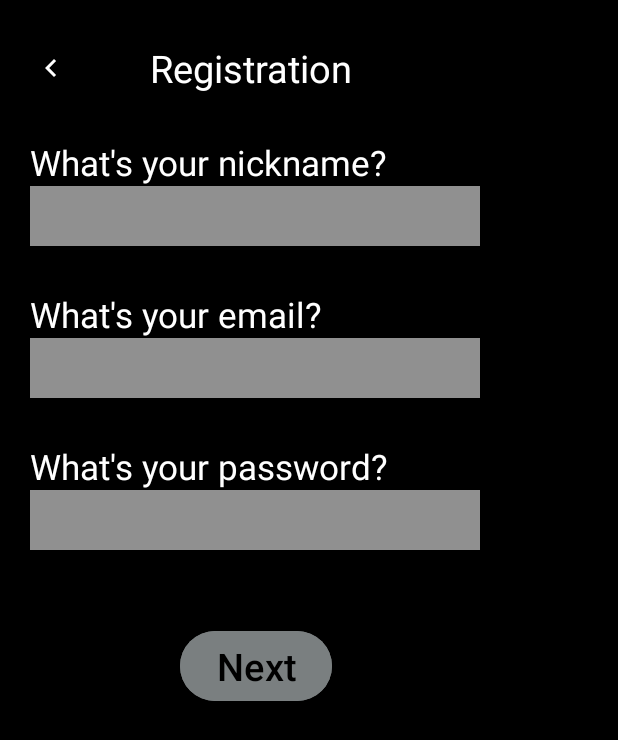
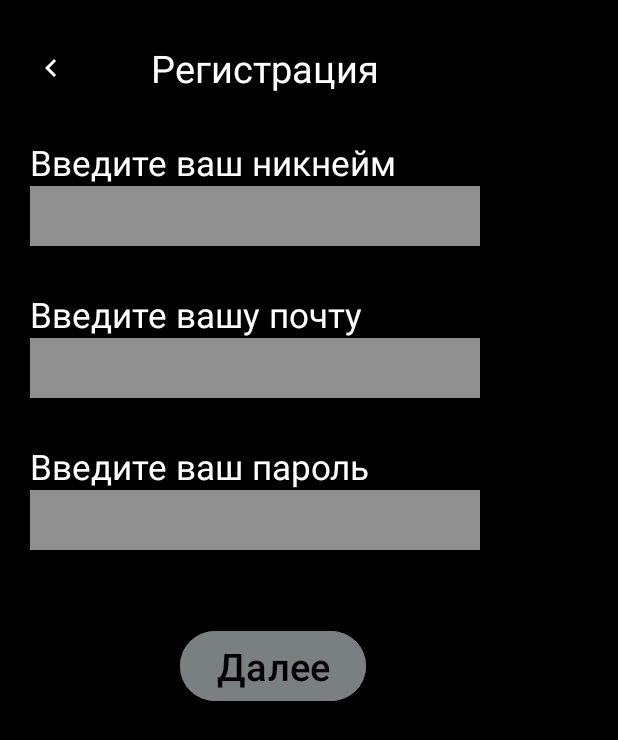
Before and after one commit to SansAC2206/music, an Android app: the RegActivity screen opened directly, with no data from a screen before it, on a phone screen of 412 x 824 dp. Shown: the top 740 px of the screen. Run offline under Robolectric (Android 15) with nearby library versions, the phone set to English and light mode, and no system bars.

Commit message:
Language fix

```diff
--- a/app/src/main/res/layout/activity_reg.xml
+++ b/app/src/main/res/layout/activity_reg.xml
@@ -11,7 +11,7 @@
         android:id="@+id/textViewRegistration"
         android:layout_width="wrap_content"
         android:layout_height="wrap_content"
-        android:text="Registration"
+        android:text="Регистрация"
         android:textAlignment="center"
         android:textSize="25sp"
         android:layout_marginTop="28dp"
@@ -36,7 +36,7 @@
         android:id="@+id/textViewNickReg"
         android:layout_width="wrap_content"
         android:layout_height="wrap_content"
-        android:text="What's your nickname?"
+        android:text="Введите ваш никнейм"
         android:textSize="23sp"
         app:layout_constraintTop_toBottomOf="@+id/textViewRegistration"
         app:layout_constraintLeft_toLeftOf="parent"
@@ -59,7 +59,7 @@
         android:id="@+id/textViewEmailReg"
         android:layout_width="wrap_content"
         android:layout_height="wrap_content"
-        android:text="What's your email?"
+        android:text="Введите вашу почту"
         android:textSize="23sp"
         app:layout_constraintTop_toBottomOf="@+id/editTextNickReg"
         app:layout_constraintLeft_toLeftOf="parent"
@@ -84,7 +84,7 @@
         android:id="@+id/textViewPassAuth"
         android:layout_width="wrap_content"
         android:layout_height="wrap_content"
-        android:text="What's your password?"
+        android:text="Введите ваш пароль"
         android:textSize="23sp"
         app:layout_constraintTop_toBottomOf="@+id/editTextLoginReg"
         app:layout_constraintLeft_toLeftOf="parent"
@@ -109,7 +109,7 @@
         android:id="@+id/RegBtn_Click"
         android:layout_width="wrap_content"
         android:layout_height="wrap_content"
-        android:text="Next"
+        android:text="Далее"
         android:layout_marginBottom="50dp"
         android:onClick="RegBtn_Click"
         android:layout_marginTop="50dp"
```
Also changed, not shown: app/src/main/res/layout/activity_auth.xml (+5 -5 lines), app/src/main/res/layout/activity_start.xml (+5 -5 lines).
